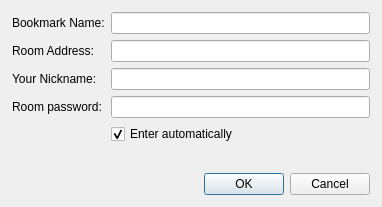
Qt form Swift/QtUI/QtBookmarkDetailWindow.ui (swift/swift) before a commit.
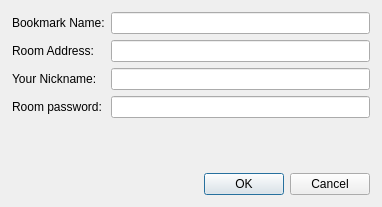
The same form after that commit.

What changed in the file:
```diff
--- a/Swift/QtUI/QtBookmarkDetailWindow.ui
+++ b/Swift/QtUI/QtBookmarkDetailWindow.ui
@@ -82,29 +82,6 @@
        <item row="3" column="1">
         <widget class="QLineEdit" name="password_"/>
        </item>
-       <item row="4" column="0">
-        <spacer name="horizontalSpacer">
-         <property name="orientation">
-          <enum>Qt::Horizontal</enum>
-         </property>
-         <property name="sizeHint" stdset="0">
-          <size>
-           <width>40</width>
-           <height>20</height>
-          </size>
-         </property>
-        </spacer>
-       </item>
-       <item row="4" column="1">
-        <widget class="QCheckBox" name="autojoin_">
-         <property name="text">
-          <string>Enter automatically</string>
-         </property>
-         <property name="checked">
-          <bool>true</bool>
-         </property>
-        </widget>
-       </item>
       </layout>
      </item>
      <item>
```
